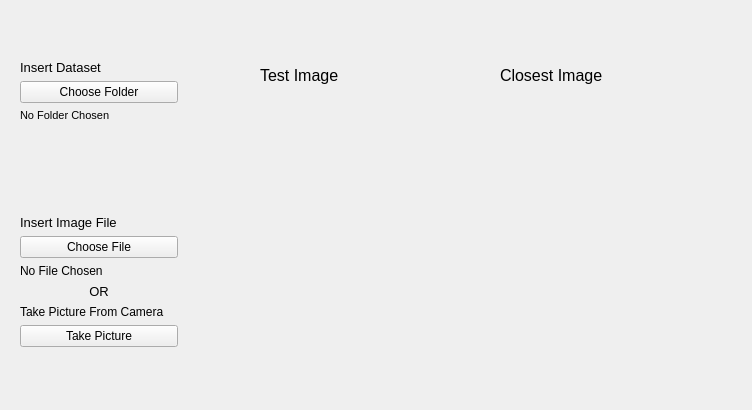
Old version of the form src/tubes2_Algeo.ui in the repository raihaniqbal24/Algeo02-18134.
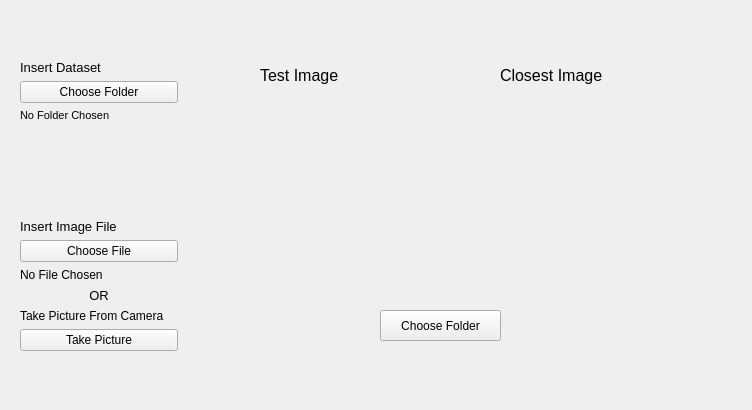
New version of the form. Icons and pictures are not drawn.

Commit message: GUI can receive dataset and test file path

What changed in the file:
```diff
--- a/src/tubes2_Algeo.ui
+++ b/src/tubes2_Algeo.ui
@@ -19,7 +19,7 @@
      <x>20</x>
      <y>60</y>
      <width>158</width>
-     <height>287</height>
+     <height>291</height>
     </rect>
    </property>
    <layout class="QVBoxLayout" name="verticalLayout_2">
@@ -169,8 +169,8 @@
     <rect>
      <x>260</x>
      <y>150</y>
-     <width>151</width>
-     <height>141</height>
+     <width>150</width>
+     <height>150</height>
     </rect>
    </property>
    <property name="text">
@@ -182,14 +182,27 @@
     <rect>
      <x>500</x>
      <y>150</y>
-     <width>151</width>
-     <height>141</height>
+     <width>150</width>
+     <height>150</height>
     </rect>
    </property>
    <property name="text">
     <string>&lt;html&gt;&lt;head/&gt;&lt;body&gt;&lt;p&gt;&lt;img src=&quot;:/Image/dataset/Aaron Paul22_265.jpg&quot;/&gt;&lt;/p&gt;&lt;/body&gt;&lt;/html&gt;</string>
    </property>
   </widget>
+  <widget class="QToolButton" name="toolButton">
+   <property name="geometry">
+    <rect>
+     <x>380</x>
+     <y>310</y>
+     <width>121</width>
+     <height>31</height>
+    </rect>
+   </property>
+   <property name="text">
+    <string>Choose Folder</string>
+   </property>
+  </widget>
  </widget>
  <resources/>
  <connections/>
```
The commit also changes 1 other file.
